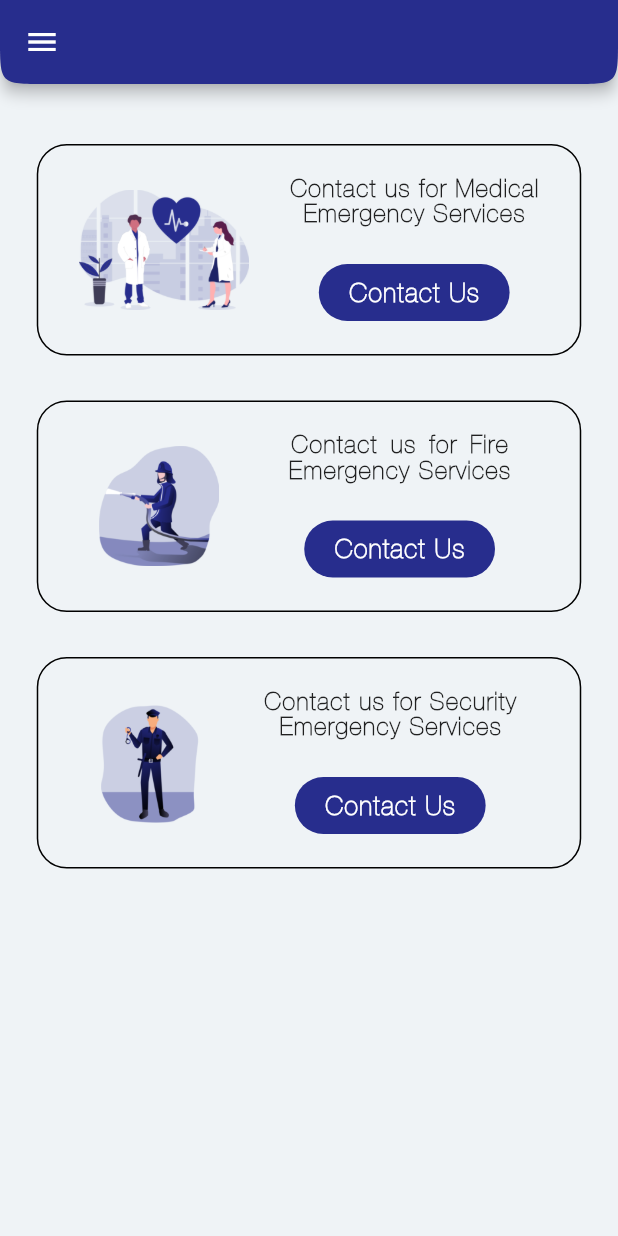
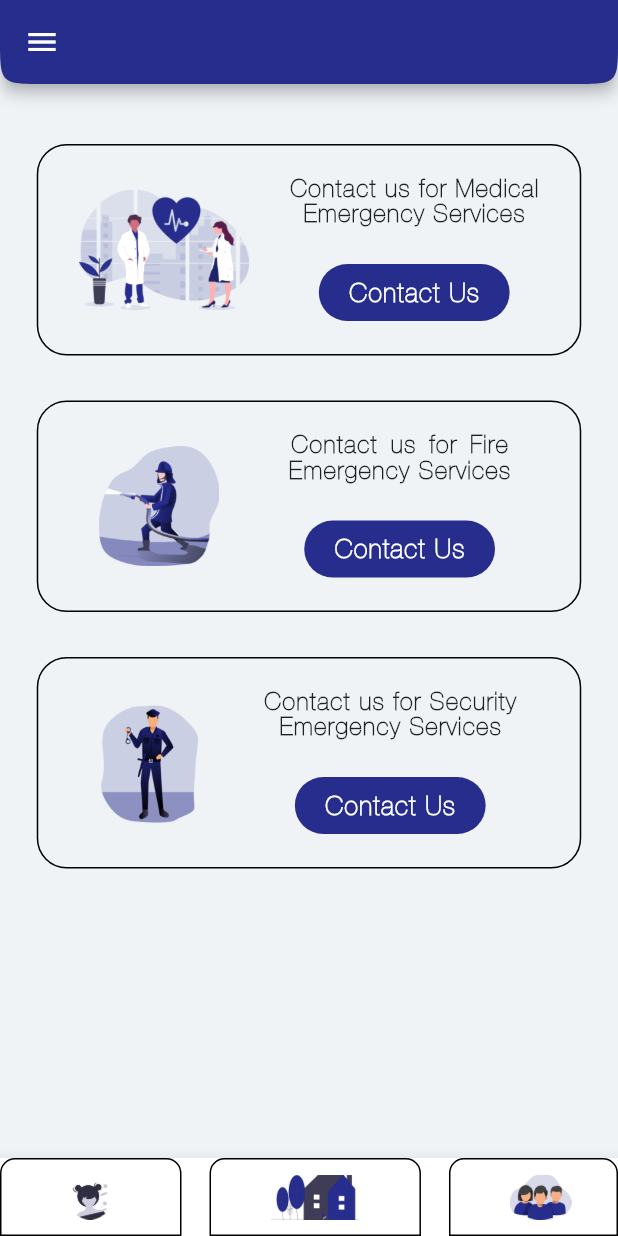
Before and after one commit to Sarbeng/DC-mobile, a Flutter app: the screen it shows after launch, on a phone screen of 412 x 824 dp. Run offline on Flutter 3.47's test engine with Material 2 defaults, Android fonts, the phone set to English and light mode, and no system bars.

Commit message:
Hope Page Complete

```diff
--- a/dc/lib/screens/home_page/home_page.dart
+++ b/dc/lib/screens/home_page/home_page.dart
@@ -7,7 +7,8 @@ class HomePage extends StatelessWidget {
       appBar: AppBar(
         shape: ContinuousRectangleBorder(
             borderRadius: BorderRadius.only(
-          bottomLeft: Radius.circular(30), bottomRight: Radius.circular(30))),
+                bottomLeft: Radius.circular(30),
+                bottomRight: Radius.circular(30))),
         backgroundColor: Color(0xFF272D8D),
         leading: IconButton(
           icon: Icon(Icons.menu),
@@ -43,14 +44,30 @@ class HomePage extends StatelessWidget {
                   ),
                   Column(
                     children: <Widget>[
-                      SizedBox(height: 20,),
-
+                      SizedBox(
+                        height: 20,
+                      ),
                       Flexible(
-                        child: Text('Contact us for Medical' ,style: TextStyle(fontSize:16,fontFamily: 'HelveticaNeue',fontWeight: FontWeight.bold,letterSpacing: 1),),
+                        child: Text(
+                          'Contact us for Medical',
+                          style: TextStyle(
+                              fontSize: 16,
+                              fontFamily: 'HelveticaNeue',
+                              fontWeight: FontWeight.bold,
+                              letterSpacing: 1),
                         ),
-                      Flexible(child: Text('Emergency Services',style: TextStyle(fontSize:16,fontFamily:'HelveticaNeue',fontWeight: FontWeight.bold,letterSpacing: 1),),),
-                      SizedBox(height:20),
-
+                      ),
+                      Flexible(
+                        child: Text(
+                          'Emergency Services',
+                          style: TextStyle(
+                              fontSize: 16,
+                              fontFamily: 'HelveticaNeue',
+                              fontWeight: FontWeight.bold,
+                              letterSpacing: 1),
+                        ),
+                      ),
+                      SizedBox(height: 20),
                       MaterialButton(
                         onPressed: () {},
                         textColor: Colors.white,
@@ -62,14 +79,17 @@ class HomePage extends StatelessWidget {
                             borderRadius: BorderRadius.all(Radius.circular(30)),
                           ),
                           padding: const EdgeInsets.fromLTRB(20, 10, 20, 10),
-
-              child:
-                  const Text('Contact Us', style: TextStyle(fontSize: 17,fontFamily: 'HelveticaNeue',fontWeight: FontWeight.bold,letterSpacing: 1)),
+                          child: const Text('Contact Us',
+                              style: TextStyle(
+                                  fontSize: 17,
+                                  fontFamily: 'HelveticaNeue',
+                                  fontWeight: FontWeight.bold,
+                                  letterSpacing: 1)),
                         ),
                       )
                     ],
-
-                  )],
+                  )
+                ],
               ),
             )),
             SizedBox(
@@ -98,14 +118,31 @@ class HomePage extends StatelessWidget {
                   ),
                   Column(
                     children: <Widget>[
-                      SizedBox(height: 20,),
-
+                      SizedBox(
+                        height: 20,
+                      ),
                       Flexible(
-                        child: Text('Contact us for Fire' ,style: TextStyle(fontSize:16,fontFamily: 'HelveticaNeue',fontWeight: FontWeight.bold,letterSpacing: 1,wordSpacing: 3),),
+                        child: Text(
+                          'Contact us for Fire',
+                          style: TextStyle(
+                              fontSize: 16,
+                              fontFamily: 'HelveticaNeue',
+                              fontWeight: FontWeight.bold,
+                              letterSpacing: 1,
+                              wordSpacing: 3),
                         ),
-                      Flexible(child: Text('Emergency Services',style: TextStyle(fontSize:16,fontFamily:'HelveticaNeue',fontWeight: FontWeight.bold,letterSpacing: 1),),),
-                      SizedBox(height:20),
-
+                      ),
+                      Flexible(
+                        child: Text(
+                          'Emergency Services',
+                          style: TextStyle(
+                              fontSize: 16,
+                              fontFamily: 'HelveticaNeue',
+                              fontWeight: FontWeight.bold,
+                              letterSpacing: 1),
+                        ),
+                      ),
+                      SizedBox(height: 20),
                       MaterialButton(
                         onPressed: () {},
                         textColor: Colors.white,
@@ -117,14 +154,17 @@ class HomePage extends StatelessWidget {
                             borderRadius: BorderRadius.all(Radius.circular(30)),
                           ),
                           padding: const EdgeInsets.fromLTRB(20, 10, 20, 10),
-
-              child:
-                  const Text('Contact Us', style: TextStyle(fontSize: 17,fontFamily: 'HelveticaNeue',fontWeight: FontWeight.bold,letterSpacing: 1)),
+                          child: const Text('Contact Us',
+                              style: TextStyle(
+                                  fontSize: 17,
+                                  fontFamily: 'HelveticaNeue',
+                                  fontWeight: FontWeight.bold,
+                                  letterSpacing: 1)),
                         ),
                       )
                     ],
-
-                  )],
+                  )
+                ],
               ),
             )),
             SizedBox(height: 30),
@@ -147,14 +187,30 @@ class HomePage extends StatelessWidget {
                     ),
                     Column(
                       children: <Widget>[
-                      SizedBox(height: 20,),
-
+                        SizedBox(
+                          height: 20,
+                        ),
                         Flexible(
-                        child: Text('Contact us for Security' ,style: TextStyle(fontSize:16,fontFamily: 'HelveticaNeue',fontWeight: FontWeight.bold,letterSpacing: 1),),
+                          child: Text(
+                            'Contact us for Security',
+                            style: TextStyle(
+                                fontSize: 16,
+                                fontFamily: 'HelveticaNeue',
+                                fontWeight: FontWeight.bold,
+                                letterSpacing: 1),
                           ),
-                      Flexible(child: Text('Emergency Services',style: TextStyle(fontSize:16,fontFamily:'HelveticaNeue',fontWeight: FontWeight.bold,letterSpacing: 1),),),
-                      SizedBox(height:20),
-
+                        ),
+                        Flexible(
+                          child: Text(
+                            'Emergency Services',
+                            style: TextStyle(
+                                fontSize: 16,
+                                fontFamily: 'HelveticaNeue',
+                                fontWeight: FontWeight.bold,
+                                letterSpacing: 1),
+                          ),
+                        ),
+                        SizedBox(height: 20),
                         MaterialButton(
                           onPressed: () {},
                           textColor: Colors.white,
@@ -163,21 +219,67 @@ class HomePage extends StatelessWidget {
                           child: Container(
                             decoration: const BoxDecoration(
                               color: Color(0xFF272D8D),
-                borderRadius: BorderRadius.all(Radius.circular(30)),
+                              borderRadius:
+                                  BorderRadius.all(Radius.circular(30)),
                             ),
                             padding: const EdgeInsets.fromLTRB(20, 10, 20, 10),
-
-              child:
-                  const Text('Contact Us', style: TextStyle(fontSize: 17,fontFamily: 'HelveticaNeue',fontWeight: FontWeight.bold,letterSpacing: 1)),
+                            child: const Text('Contact Us',
+                                style: TextStyle(
+                                    fontSize: 17,
+                                    fontFamily: 'HelveticaNeue',
+                                    fontWeight: FontWeight.bold,
+                                    letterSpacing: 1)),
                           ),
                         )
                       ],
-
-                  )],
+                    )
+                  ],
                 ),
               ),
             ),
           ]),
+      bottomNavigationBar: BottomAppBar(
+        child: new Row(
+          mainAxisSize: MainAxisSize.max,
+          mainAxisAlignment: MainAxisAlignment.spaceBetween,
+          children: <Widget>[
+            //  IconButton(icon: Icon(Icons.menu), onPressed: () {},),
+            //  IconButton(icon: Icon(Icons.search), onPressed: () {},),
+            Container(
+                padding: const EdgeInsets.fromLTRB(44, 10, 45, 10),
+                decoration: BoxDecoration(
+                    border: Border.all(),
+                    borderRadius: BorderRadius.vertical(
+                        top: Radius.circular(10), bottom: Radius.circular(0))),
+                child: Image.asset(
+                  'assets/images/female.png',
+                  height: 30,
+                )),
+            Container(
+              padding: const EdgeInsets.fromLTRB(40, 10, 40, 10),
+              decoration: BoxDecoration(
+                  border: Border.all(),
+                  borderRadius: BorderRadius.vertical(
+                      top: Radius.circular(10), bottom: Radius.circular(0))),
+              child: Image.asset(
+                'assets/images/home.png',
+                height: 30,
+              ),
+            ),
+            Container(
+              padding: const EdgeInsets.fromLTRB(40, 10, 30, 10),
+              decoration: BoxDecoration(
+                  border: Border.all(),
+                  borderRadius: BorderRadius.vertical(
+                      top: Radius.circular(10), bottom: Radius.circular(0))),
+              child: Image.asset(
+                'assets/images/users.png',
+                height: 30,
+              ),
+            ),
+          ],
+        ),
+      ),
     );
   }
 }
```
Also changed, not shown: dc/assets/images/female.png (added), dc/assets/images/home.png (added), dc/assets/images/users.png (added). Lines whose indentation alone changed are shown as unchanged.
